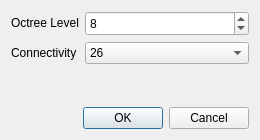
Old version of the form ui/qGAEVoxelDialog.ui in the repository farmakis/qGAE.
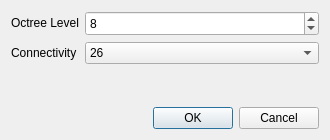
New version of the form. Custom widgets are drawn as their Qt base class.

Commit message: widen voxel dialog

Patch:
```diff
--- a/ui/qGAEVoxelDialog.ui
+++ b/ui/qGAEVoxelDialog.ui
@@ -6,7 +6,7 @@
    <rect>
     <x>0</x>
     <y>0</y>
-    <width>260</width>
+    <width>330</width>
     <height>140</height>
    </rect>
   </property>
```
